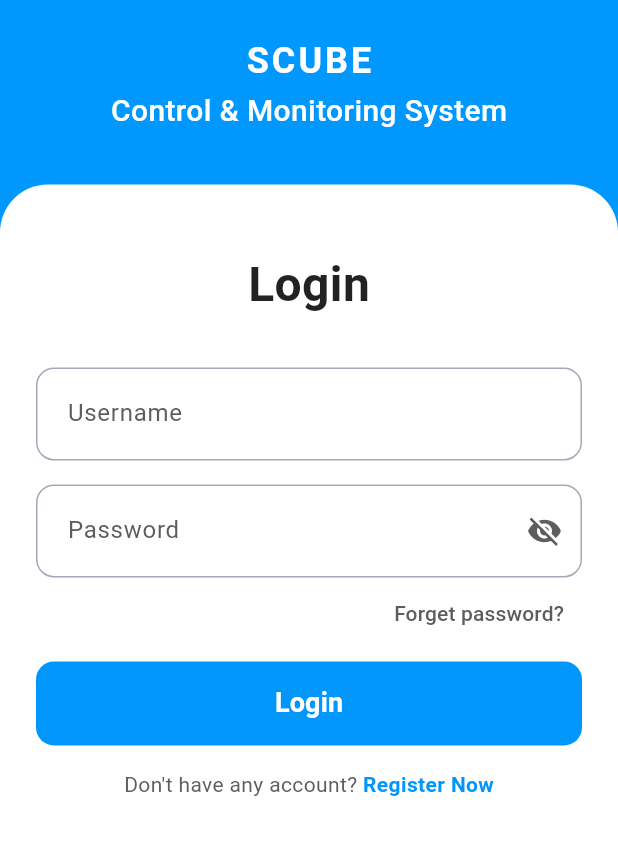
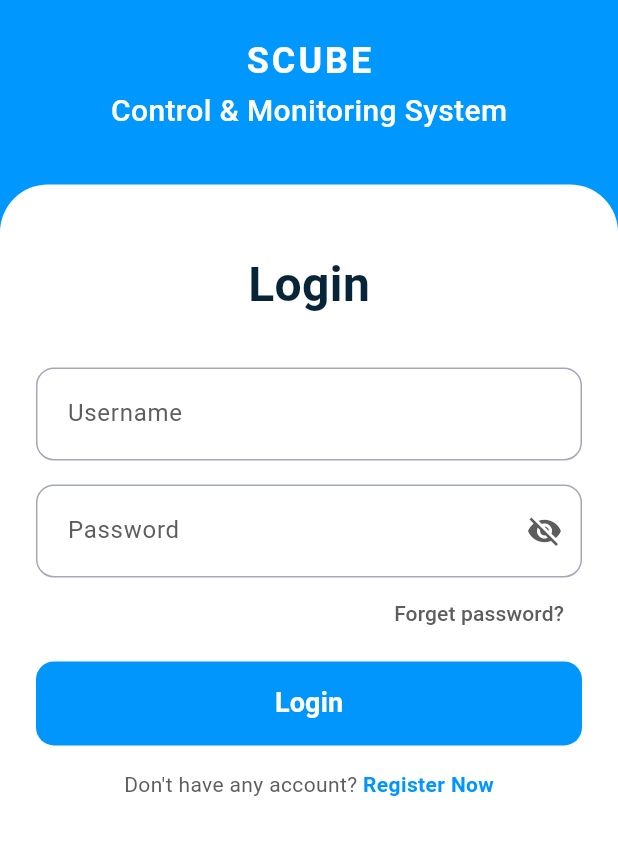
Before and after one commit to Iftikhar-Shams-Niloy/flutter_control_and_monitoring_system, a Flutter app: the screen it shows after launch, on a phone screen of 412 x 824 dp, the part 310-1165 px from its top. Run offline on Flutter 3.47's test engine with Material 3 defaults, Android fonts, the phone set to English and light mode, and no system bars.

Commit message:
screenshots added

```diff
--- a/lib/screens/login_screen.dart
+++ b/lib/screens/login_screen.dart
@@ -110,7 +110,7 @@ class _LoginScreenState extends State<LoginScreen> {
                           style: const TextStyle(
                             fontSize: 32,
                             fontWeight: FontWeight.bold,
-                            color: Colors.black87,
+                            color: AppColors.textPrimaryBlue,
                           ),
                         ),
                         const SizedBox(height: 32),
```
Also changed, not shown: 7 other files.
